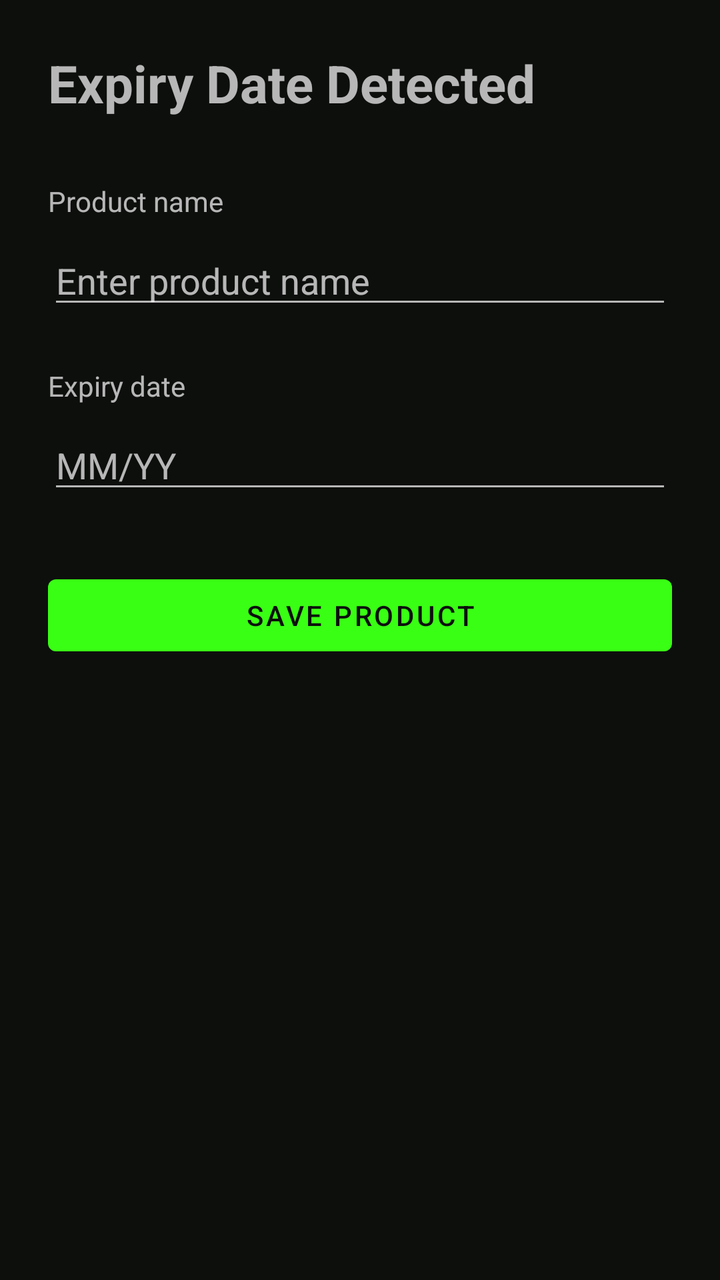
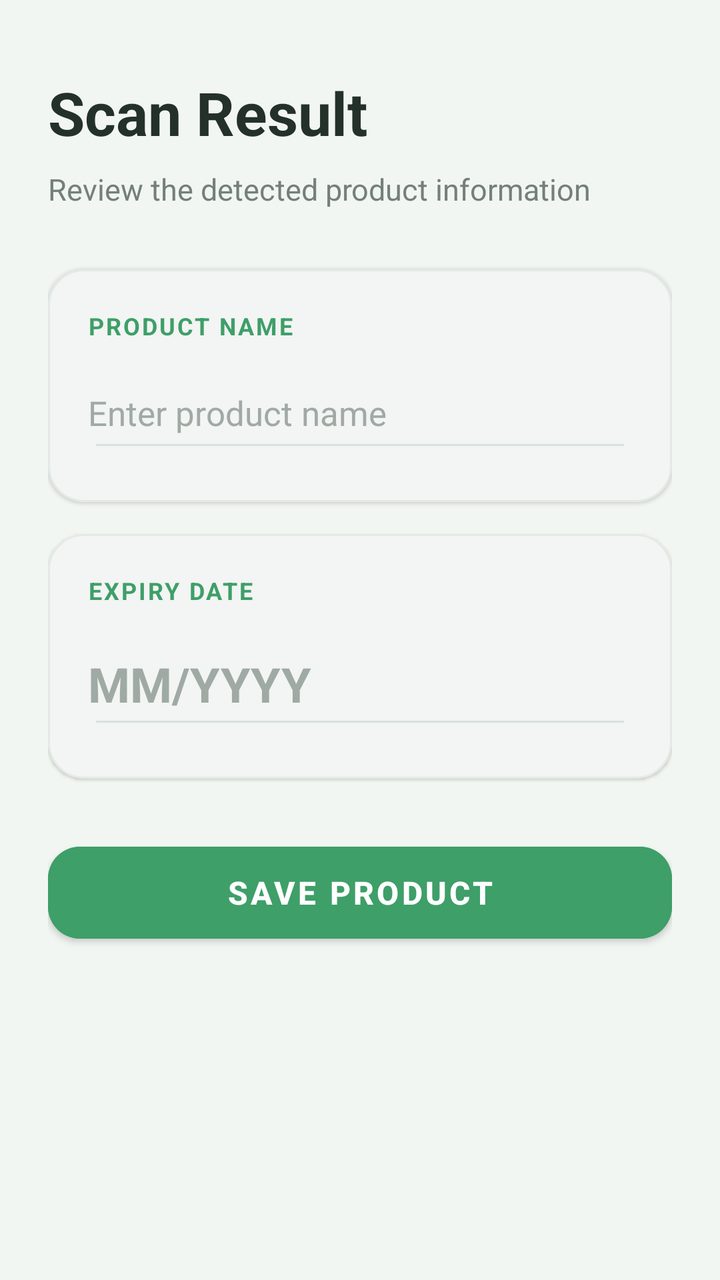

Screens rendered from an Android XML layout before and after an edit, with the pre-edit source and the edit as a unified diff.
<!-- AndroidManifest.xml: application theme Theme.OcrTest -->
<!-- res/layout/activity_result.xml -->
<?xml version="1.0" encoding="utf-8"?>
<ScrollView xmlns:android="http://schemas.android.com/apk/res/android"
    android:layout_width="match_parent"
    android:layout_height="match_parent"
    android:fillViewport="true">

    <LinearLayout
        android:layout_width="match_parent"
        android:layout_height="wrap_content"
        android:orientation="vertical"
        android:padding="24dp">

        <TextView
            android:id="@+id/tvResultTitle"
            android:layout_width="wrap_content"
            android:layout_height="wrap_content"
            android:text="Expiry Date Detected"
            android:textSize="26sp"
            android:textStyle="bold"
            android:layout_marginBottom="32dp" />

        <TextView
            android:layout_width="wrap_content"
            android:layout_height="wrap_content"
            android:text="Product name"
            android:textSize="14sp"
            android:layout_marginBottom="8dp" />

        <EditText
            android:id="@+id/etProductName"
            android:layout_width="match_parent"
            android:layout_height="wrap_content"
            android:hint="Enter product name"
            android:inputType="text"
            android:layout_marginBottom="24dp" />

        <TextView
            android:layout_width="wrap_content"
            android:layout_height="wrap_content"
            android:text="Expiry date"
            android:textSize="14sp"
            android:layout_marginBottom="8dp" />

        <EditText
            android:id="@+id/etExpiryDate"
            android:layout_width="match_parent"
            android:layout_height="wrap_content"
            android:hint="MM/YY"
            android:inputType="text"
            android:layout_marginBottom="32dp" />

        <Button
            android:id="@+id/btnSaveProduct"
            android:layout_width="match_parent"
            android:layout_height="wrap_content"
            android:text="Save Product" />

    </LinearLayout>

</ScrollView>
<!-- resources referenced by this layout -->
<resources>
  <style name="Theme.OcrTest" parent="Theme.MaterialComponents.NoActionBar">
          <item name="colorPrimary">@color/neon_green</item>
          <item name="colorPrimaryVariant">@color/neon_green_dim</item>
          <item name="colorOnPrimary">@color/background_dark</item>
          <item name="colorSecondary">@color/neon_green</item>
          <item name="colorSurface">@color/surface_dark</item>
          <item name="android:colorBackground">@color/background_dark</item>
          <item name="colorOnBackground">@color/text_primary</item>
          <item name="colorOnSurface">@color/text_primary</item>
      </style>
  <color name="neon_green">#39FF14</color>
  <color name="neon_green_dim">#1FAF3A</color>
  <color name="background_dark">#0D0F0D</color>
  <color name="surface_dark">#1A1F1A</color>
  <color name="text_primary">#EAFBEF</color>
</resources>

<!-- the commit's change to res/layout/activity_result.xml (unified diff, before → after) -->
@@ -1,59 +1,157 @@
 <?xml version="1.0" encoding="utf-8"?>
-<ScrollView xmlns:android="http://schemas.android.com/apk/res/android"
+<ScrollView
+    xmlns:android="http://schemas.android.com/apk/res/android"
+    xmlns:app="http://schemas.android.com/apk/res-auto"
+
     android:layout_width="match_parent"
     android:layout_height="match_parent"
-    android:fillViewport="true">
+    android:fillViewport="true"
+    android:background="@color/background_dark">
 
     <LinearLayout
         android:layout_width="match_parent"
         android:layout_height="wrap_content"
         android:orientation="vertical"
-        android:padding="24dp">
+        android:paddingStart="24dp"
+        android:paddingTop="36dp"
+        android:paddingEnd="24dp"
+        android:paddingBottom="36dp">
+
+        
+        
+        
 
         <TextView
             android:id="@+id/tvResultTitle"
             android:layout_width="wrap_content"
             android:layout_height="wrap_content"
-            android:text="Expiry Date Detected"
-            android:textSize="26sp"
+            android:text="Scan Result"
+            android:textColor="@color/text_primary"
+            android:textSize="30sp"
             android:textStyle="bold"
-            android:layout_marginBottom="32dp" />
+            android:layout_marginBottom="8dp" />
 
         <TextView
             android:layout_width="wrap_content"
             android:layout_height="wrap_content"
-            android:text="Product name"
-            android:textSize="14sp"
-            android:layout_marginBottom="8dp" />
+            android:text="Review the detected product information"
+            android:textColor="@color/text_secondary"
+            android:textSize="15sp"
+            android:layout_marginBottom="30dp" />
 
-        <EditText
-            android:id="@+id/etProductName"
+        
+        
+        
+
+        <com.google.android.material.card.MaterialCardView
             android:layout_width="match_parent"
             android:layout_height="wrap_content"
-            android:hint="Enter product name"
-            android:inputType="text"
-            android:layout_marginBottom="24dp" />
+            android:layout_marginBottom="16dp"
+            app:cardBackgroundColor="@color/surface_dark"
+            app:cardCornerRadius="18dp"
+            app:cardElevation="1dp"
+            app:strokeColor="#E3EAE5"
+            app:strokeWidth="1dp">
 
-        <TextView
-            android:layout_width="wrap_content"
-            android:layout_height="wrap_content"
-            android:text="Expiry date"
-            android:textSize="14sp"
-            android:layout_marginBottom="8dp" />
+            <LinearLayout
+                android:layout_width="match_parent"
+                android:layout_height="wrap_content"
+                android:orientation="vertical"
+                android:padding="20dp">
 
-        <EditText
-            android:id="@+id/etExpiryDate"
+                <TextView
+                    android:layout_width="wrap_content"
+                    android:layout_height="wrap_content"
+                    android:text="PRODUCT NAME"
+                    android:textColor="@color/neon_green"
+                    android:textSize="12sp"
+                    android:textStyle="bold"
+                    android:letterSpacing="0.08"
+                    android:layout_marginBottom="8dp" />
+
+                <EditText
+                    android:id="@+id/etProductName"
+                    android:layout_width="match_parent"
+                    android:layout_height="52dp"
+                    android:backgroundTint="#D7E2DB"
+                    android:hint="Enter product name"
+                    android:textColor="@color/text_primary"
+                    android:textColorHint="#A0AAA4"
+                    android:textSize="17sp"
+                    android:singleLine="true"
+                    android:inputType="text"
+                    android:paddingStart="0dp"
+                    android:paddingEnd="0dp" />
+
+            </LinearLayout>
+
+        </com.google.android.material.card.MaterialCardView>
+
+        
+        
+        
+
+        <com.google.android.material.card.MaterialCardView
             android:layout_width="match_parent"
             android:layout_height="wrap_content"
-            android:hint="MM/YY"
-            android:inputType="text"
-            android:layout_marginBottom="32dp" />
+            android:layout_marginBottom="28dp"
+            app:cardBackgroundColor="@color/surface_dark"
+            app:cardCornerRadius="18dp"
+            app:cardElevation="1dp"
+            app:strokeColor="#E3EAE5"
+            app:strokeWidth="1dp">
 
-        <Button
+            <LinearLayout
+                android:layout_width="match_parent"
+                android:layout_height="wrap_content"
+                android:orientation="vertical"
+                android:padding="20dp">
+
+                <TextView
+                    android:layout_width="wrap_content"
+                    android:layout_height="wrap_content"
+                    android:text="EXPIRY DATE"
+                    android:textColor="@color/neon_green"
+                    android:textSize="12sp"
+                    android:textStyle="bold"
+                    android:letterSpacing="0.08"
+                    android:layout_marginBottom="8dp" />
+
+                <EditText
+                    android:id="@+id/etExpiryDate"
+                    android:layout_width="match_parent"
+                    android:layout_height="58dp"
+                    android:backgroundTint="#D7E2DB"
+                    android:hint="MM/YYYY"
+                    android:textColor="@color/text_primary"
+                    android:textColorHint="#A0AAA4"
+                    android:textSize="24sp"
+                    android:textStyle="bold"
+                    android:gravity="center_vertical"
+                    android:singleLine="true"
+                    android:inputType="text"
+                    android:paddingStart="0dp"
+                    android:paddingEnd="0dp" />
+
+            </LinearLayout>
+
+        </com.google.android.material.card.MaterialCardView>
+
+        
+        
+        
+
+        <com.google.android.material.button.MaterialButton
             android:id="@+id/btnSaveProduct"
             android:layout_width="match_parent"
-            android:layout_height="wrap_content"
-            android:text="Save Product" />
+            android:layout_height="58dp"
+            android:text="Save Product"
+            android:textColor="@android:color/white"
+            android:textSize="16sp"
+            android:textStyle="bold"
+            android:backgroundTint="@color/neon_green"
+            android:elevation="2dp"
+            app:cornerRadius="16dp" />
 
     </LinearLayout>
 
<!-- resource entries referenced after the edit -->
@@ -10,10 +10,11 @@
           <item name="colorOnBackground">@color/text_primary</item>
           <item name="colorOnSurface">@color/text_primary</item>
       </style>
-  <color name="neon_green">#39FF14</color>
-  <color name="neon_green_dim">#1FAF3A</color>
-  <color name="background_dark">#0D0F0D</color>
-  <color name="surface_dark">#1A1F1A</color>
-  <color name="text_primary">#EAFBEF</color>
+  <color name="neon_green">#3E9F68</color>
+  <color name="neon_green_dim">#327F53</color>
+  <color name="background_dark">#F2F6F2</color>
+  <color name="surface_dark">#FFFFFF</color>
+  <color name="text_primary">#24312A</color>
+  <color name="text_secondary">#748078</color>
 </resources>
 
